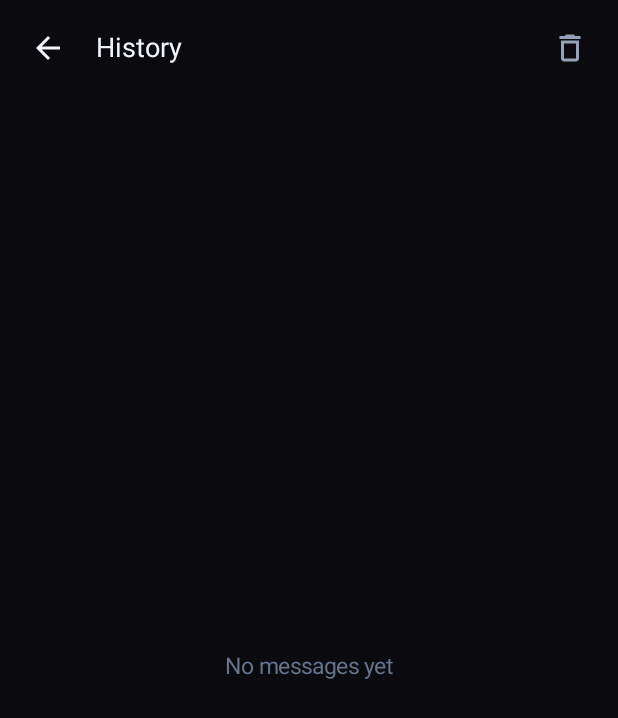
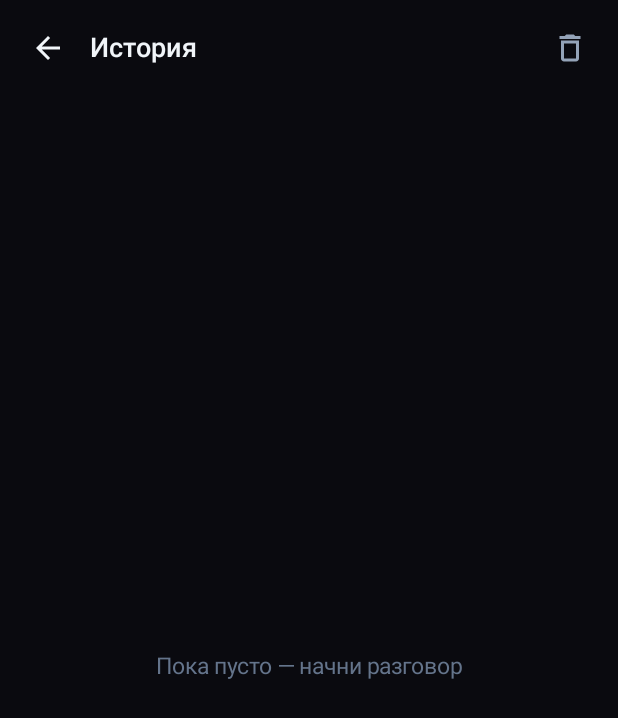
Before and after one commit to popasuper93-code/VoiceCore, an Android app built with Jetpack Compose: the HistoryScreen screen opened through its navigation route, on a phone screen of 412 x 824 dp. Shown: the top 718 px of the screen. Run offline under Robolectric (Android 15) with nearby library versions, the phone set to English and light mode, and no system bars.

Commit message:
Polish HistoryScreen (RU labels)

```diff
--- a/app/src/main/java/com/voicecore/app/ui/screens/HistoryScreen.kt
+++ b/app/src/main/java/com/voicecore/app/ui/screens/HistoryScreen.kt
@@ -1,7 +1,15 @@
 package com.voicecore.app.ui.screens
 
 import androidx.compose.foundation.background
-import androidx.compose.foundation.layout.*
+import androidx.compose.foundation.layout.Arrangement
+import androidx.compose.foundation.layout.Box
+import androidx.compose.foundation.layout.Column
+import androidx.compose.foundation.layout.PaddingValues
+import androidx.compose.foundation.layout.Row
+import androidx.compose.foundation.layout.fillMaxSize
+import androidx.compose.foundation.layout.fillMaxWidth
+import androidx.compose.foundation.layout.padding
+import androidx.compose.foundation.layout.statusBarsPadding
 import androidx.compose.foundation.lazy.LazyColumn
 import androidx.compose.foundation.lazy.items
 import androidx.compose.foundation.shape.RoundedCornerShape
@@ -15,63 +23,106 @@ import androidx.compose.runtime.Composable
 import androidx.compose.runtime.collectAsState
 import androidx.compose.runtime.getValue
 import androidx.compose.ui.Alignment
-import androidx.compose.ui.*
+import androidx.compose.ui.Modifier
 import androidx.compose.ui.draw.clip
 import androidx.compose.ui.text.font.FontWeight
 import androidx.compose.ui.unit.dp
 import androidx.compose.ui.unit.sp
 import com.voicecore.app.ui.MainViewModel
-import com.voicecore.app.ui.theme.*
+import com.voicecore.app.ui.theme.BlackDeep
+import com.voicecore.app.ui.theme.GraphiteLight
+import com.voicecore.app.ui.theme.NeonPurple
+import com.voicecore.app.ui.theme.TextMuted
+import com.voicecore.app.ui.theme.TextPrimary
+import com.voicecore.app.ui.theme.TextSecondary
 import java.text.SimpleDateFormat
 import java.util.Date
 import java.util.Locale
 
 @Composable
-fun HistoryScreen(viewModel: MainViewModel, onBack: () -> Unit) {
+fun HistoryScreen(
+    viewModel: MainViewModel,
+    onBack: () -> Unit
+) {
     val messages by viewModel.messages.collectAsState()
     val dateFormat = SimpleDateFormat("HH:mm", Locale.getDefault())
 
-    Column(modifier = Modifier.fillMaxSize().background(BlackDeep)) {
+    Column(
+        modifier = Modifier
+            .fillMaxSize()
+            .background(BlackDeep)
+            .statusBarsPadding()
+    ) {
         Row(
-            modifier = Modifier.fillMaxWidth().padding(8.dp),
+            modifier = Modifier
+                .fillMaxWidth()
+                .padding(8.dp),
             verticalAlignment = Alignment.CenterVertically,
             horizontalArrangement = Arrangement.SpaceBetween
         ) {
             Row(verticalAlignment = Alignment.CenterVertically) {
                 IconButton(onClick = onBack) {
-                    Icon(Icons.AutoMirrored.Filled.ArrowBack, null, tint = TextPrimary)
+                    Icon(Icons.AutoMirrored.Filled.ArrowBack, contentDescription = "Назад", tint = TextPrimary)
                 }
-                Text("History", color = TextPrimary, fontSize = 18.sp, modifier = Modifier.padding(start = 8.dp))
+                Text(
+                    text = "История",
+                    color = TextPrimary,
+                    fontSize = 18.sp,
+                    fontWeight = FontWeight.SemiBold,
+                    modifier = Modifier.padding(start = 4.dp)
+                )
             }
             IconButton(onClick = { viewModel.clearHistory() }) {
-                Icon(Icons.Outlined.Delete, null, tint = TextSecondary)
+                Icon(Icons.Outlined.Delete, contentDescription = "Очистить", tint = TextSecondary)
             }
         }
 
         if (messages.isEmpty()) {
-            Box(modifier = Modifier.fillMaxSize(), contentAlignment = Alignment.Center) {
-                Text("No messages yet", color = TextMuted, fontSize = 15.sp)
+            Box(
+                modifier = Modifier.fillMaxSize(),
+                contentAlignment = Alignment.Center
+            ) {
+                Text("Пока пусто — начни разговор", color = TextMuted, fontSize = 15.sp)
             }
         } else {
             LazyColumn(
-                modifier = Modifier.fillMaxSize().padding(horizontal = 16.dp),
+                modifier = Modifier
+                    .fillMaxSize()
+                    .padding(horizontal = 16.dp),
                 verticalArrangement = Arrangement.spacedBy(10.dp),
                 contentPadding = PaddingValues(vertical = 12.dp)
             ) {
                 items(messages, key = { it.id }) { msg ->
                     Column(
-                        modifier = Modifier.fillMaxWidth().clip(RoundedCornerShape(12.dp))
-                            .background(GraphiteLight).padding(14.dp)
+                        modifier = Modifier
+                            .fillMaxWidth()
+                            .clip(RoundedCornerShape(14.dp))
+                            .background(GraphiteLight)
+                            .padding(14.dp)
                     ) {
-                        Row(modifier = Modifier.fillMaxWidth(), horizontalArrangement = Arrangement.SpaceBetween) {
+                        Row(
+                            modifier = Modifier.fillMaxWidth(),
+                            horizontalArrangement = Arrangement.SpaceBetween
+                        ) {
                             Text(
-                                if (msg.role == "user") "You" else "VoiceCore",
+                                text = if (msg.role == "user") "Ты" else "VoiceCore",
                                 color = if (msg.role == "user") NeonPurple else TextSecondary,
-                                fontSize = 12.sp, fontWeight = FontWeight.Medium
+                                fontSize = 12.sp,
+                                fontWeight = FontWeight.Medium
                             )
-                            Text(dateFormat.format(Date(msg.timestamp)), color = TextMuted, fontSize = 11.sp)
+                            Text(
+                                text = dateFormat.format(Date(msg.timestamp)),
+                                color = TextMuted,
+                                fontSize = 11.sp
+                            )
                         }
-                        Text(msg.content, color = TextPrimary, fontSize = 14.sp, modifier = Modifier.padding(top = 6.dp), lineHeight = 20.sp)
+                        Text(
+                            text = msg.content,
+                            color = TextPrimary,
+                            fontSize = 14.sp,
+                            modifier = Modifier.padding(top = 6.dp),
+                            lineHeight = 20.sp
+                        )
                     }
                 }
             }
```
